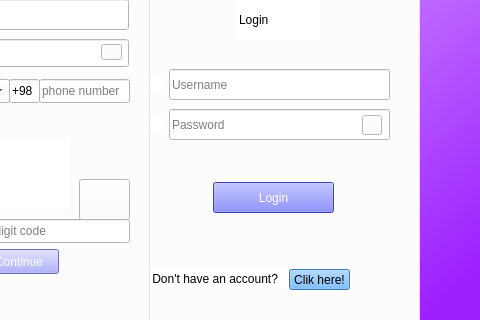
The window that login.ui (Pourya231/converso) describes before a commit, drawn with Qt 5; both pictures show x 101 to 581 and y 181 to 501 of the 730 by 604 pixel window.
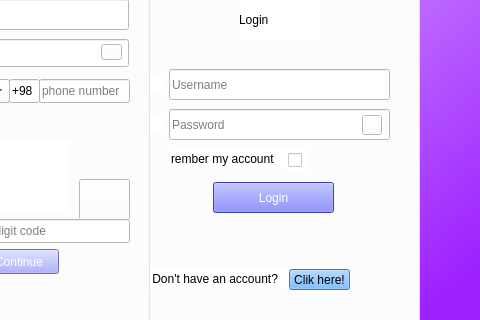
The same window after the commit. Icons and pictures are not drawn.

Commit message: insert remember my accout in login page

The edit to the form file:
```diff
--- a/login.ui
+++ b/login.ui
@@ -610,6 +610,37 @@
       <string/>
      </property>
     </widget>
+    <widget class="QLabel" name="label_7">
+     <property name="geometry">
+      <rect>
+       <x>32</x>
+       <y>350</y>
+       <width>131</width>
+       <height>20</height>
+      </rect>
+     </property>
+     <property name="styleSheet">
+      <string notr="true">font: 8pt &quot;MS Shell Dlg 2&quot;;
+color: rgb(0, 0, 0);
+font: 75 8pt &quot;MS Shell Dlg 2&quot;;</string>
+     </property>
+     <property name="text">
+      <string>rember my account</string>
+     </property>
+    </widget>
+    <widget class="QCheckBox" name="checkBox">
+     <property name="geometry">
+      <rect>
+       <x>149</x>
+       <y>350</y>
+       <width>21</width>
+       <height>22</height>
+      </rect>
+     </property>
+     <property name="text">
+      <string/>
+     </property>
+    </widget>
     <zorder>lineEdit_2</zorder>
     <zorder>label</zorder>
     <zorder>lineEdit</zorder>
```
Left out of the diff: 2 changed lines with no effect on the pictures. The commit also changes 4 other files.
